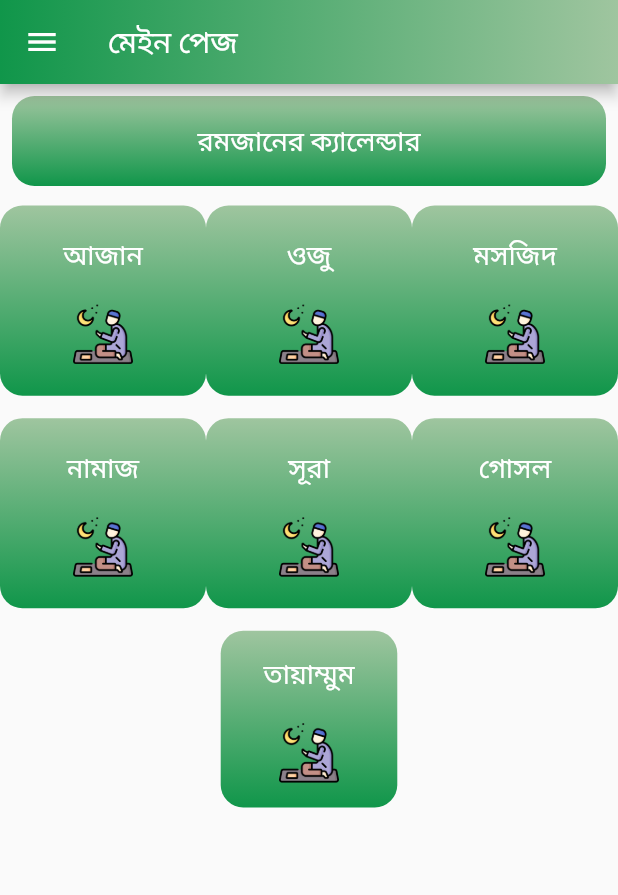
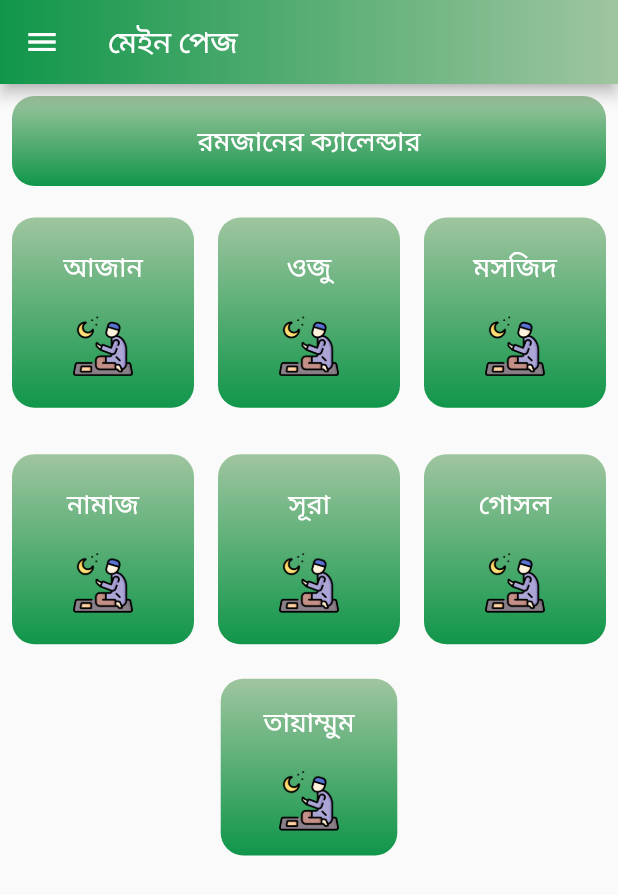
Before and after one commit to Ibrahim-K98han/islamic_apps, a Flutter app: the screen it shows after launch, on a phone screen of 412 x 824 dp. Shown: the top 895 px of the screen. Run offline on Flutter 3.47's test engine with Material 2 defaults, Android fonts, the light colour scheme and no system bars.

Commit message:
drawer routing done

```diff
--- a/lib/pages/home_page.dart
+++ b/lib/pages/home_page.dart
@@ -80,7 +80,7 @@ class _HomePageState extends State<HomePage> {
                     style: TextStyle(fontSize: 18),
                   ),
                   onTap: () {
-                    Navigator.pop(context);
+                    Navigator.push(context, MaterialPageRoute(builder: (context)=> const AzanPage()));
                   },
                 ),
               ),
@@ -96,7 +96,7 @@ class _HomePageState extends State<HomePage> {
                     style: TextStyle(fontSize: 18),
                   ),
                   onTap: () {
-                    Navigator.pop(context);
+                    Navigator.push(context, MaterialPageRoute(builder: (context)=>const OjuPage()));
                   },
                 ),
               ),
@@ -112,7 +112,7 @@ class _HomePageState extends State<HomePage> {
                     style: TextStyle(fontSize: 18),
                   ),
                   onTap: () {
-                    Navigator.pop(context);
+                    Navigator.push(context, MaterialPageRoute(builder: (context)=>const MosjidPage()));
                   },
                 ),
               ),
@@ -128,7 +128,7 @@ class _HomePageState extends State<HomePage> {
                     style: TextStyle(fontSize: 18),
                   ),
                   onTap: () {
-                    Navigator.pop(context);
+                    Navigator.push(context, MaterialPageRoute(builder: (context)=> const NamajPage()));
                   },
                 ),
               ),
@@ -144,7 +144,7 @@ class _HomePageState extends State<HomePage> {
                     style: TextStyle(fontSize: 18),
                   ),
                   onTap: () {
-                    Navigator.pop(context);
+                    Navigator.push(context, MaterialPageRoute(builder: (context)=>const SuraPage()));
                   },
                 ),
               ),
@@ -160,7 +160,7 @@ class _HomePageState extends State<HomePage> {
                     style: TextStyle(fontSize: 18),
                   ),
                   onTap: () {
-                    Navigator.pop(context);
+                    Navigator.push(context, MaterialPageRoute(builder: (context)=>const GosolePage()));
                   },
                 ),
               ),
@@ -176,7 +176,7 @@ class _HomePageState extends State<HomePage> {
                     style: TextStyle(fontSize: 18),
                   ),
                   onTap: () {
-                    Navigator.pop(context);
+                    Navigator.push(context, MaterialPageRoute(builder: (context)=>const TayamumPage()));
                   },
                 ),
               ),
@@ -238,6 +238,8 @@ class _HomePageState extends State<HomePage> {
                           MaterialPageRoute(builder: (context) => const AzanPage()),
                         );
                       },
+                      child: Padding(
+                        padding: const EdgeInsets.all(8.0),
                         child: Container(
                           height: (MediaQuery.of(context).size.height / 6.5),
                           width: (MediaQuery.of(context).size.width / 3.5),
@@ -271,6 +273,7 @@ class _HomePageState extends State<HomePage> {
                         ),
                       ),
                     ),
+                  ),
                   Expanded(
                     flex: 1,
                     child: InkWell(
@@ -280,6 +283,8 @@ class _HomePageState extends State<HomePage> {
                           MaterialPageRoute(builder: (context) => const OjuPage()),
                         );
                       },
+                      child: Padding(
+                        padding: const EdgeInsets.all(8.0),
                         child: Container(
                           height: (MediaQuery.of(context).size.height / 6.5),
                           width: (MediaQuery.of(context).size.width / 3.5),
@@ -313,6 +318,7 @@ class _HomePageState extends State<HomePage> {
                         ),
                       ),
                     ),
+                  ),
                   Expanded(
                     flex: 1,
                     child: InkWell(
@@ -322,6 +328,8 @@ class _HomePageState extends State<HomePage> {
                             MaterialPageRoute(
                                 builder: (context) => const MosjidPage()));
                       },
+                      child: Padding(
+                        padding: const EdgeInsets.all(8.0),
                         child: Container(
                           height: (MediaQuery.of(context).size.height / 6.5),
                           width: (MediaQuery.of(context).size.width / 3.5),
@@ -355,6 +363,7 @@ class _HomePageState extends State<HomePage> {
                         ),
                       ),
                     ),
+                  ),
                 ],
               ),
             ),
@@ -376,6 +385,8 @@ class _HomePageState extends State<HomePage> {
                               builder: (context) => const NamajPage()),
                         );
                       },
+                      child: Padding(
+                        padding: const EdgeInsets.all(8.0),
                         child: Container(
                           height: (MediaQuery.of(context).size.height / 6.5),
                           width: (MediaQuery.of(context).size.width / 3.5),
@@ -409,6 +420,7 @@ class _HomePageState extends State<HomePage> {
                         ),
                       ),
                     ),
+                  ),
                   Expanded(
                     flex: 1,
                     child: InkWell(
@@ -418,6 +430,8 @@ class _HomePageState extends State<HomePage> {
                           MaterialPageRoute(builder: (context) => const SuraPage()),
                         );
                       },
+                      child: Padding(
+                        padding: const EdgeInsets.all(8.0),
                         child: Container(
                           height: (MediaQuery.of(context).size.height / 6.5),
                           width: (MediaQuery.of(context).size.width / 3.5),
@@ -451,6 +465,7 @@ class _HomePageState extends State<HomePage> {
                         ),
                       ),
                     ),
+                  ),
                   Expanded(
                     flex: 1,
                     child: InkWell(
@@ -460,6 +475,8 @@ class _HomePageState extends State<HomePage> {
                             MaterialPageRoute(
                                 builder: (context) => const GosolePage()));
                       },
+                      child: Padding(
+                        padding: const EdgeInsets.all(8.0),
                         child: Container(
                           height: (MediaQuery.of(context).size.height / 6.5),
                           width: (MediaQuery.of(context).size.width / 3.5),
@@ -489,6 +506,7 @@ class _HomePageState extends State<HomePage> {
                                 height: 40,
                               ),
                             ],
+                          ),
                         ),
                       ),
                     ),
```
Lines whose indentation alone changed are shown as unchanged.
